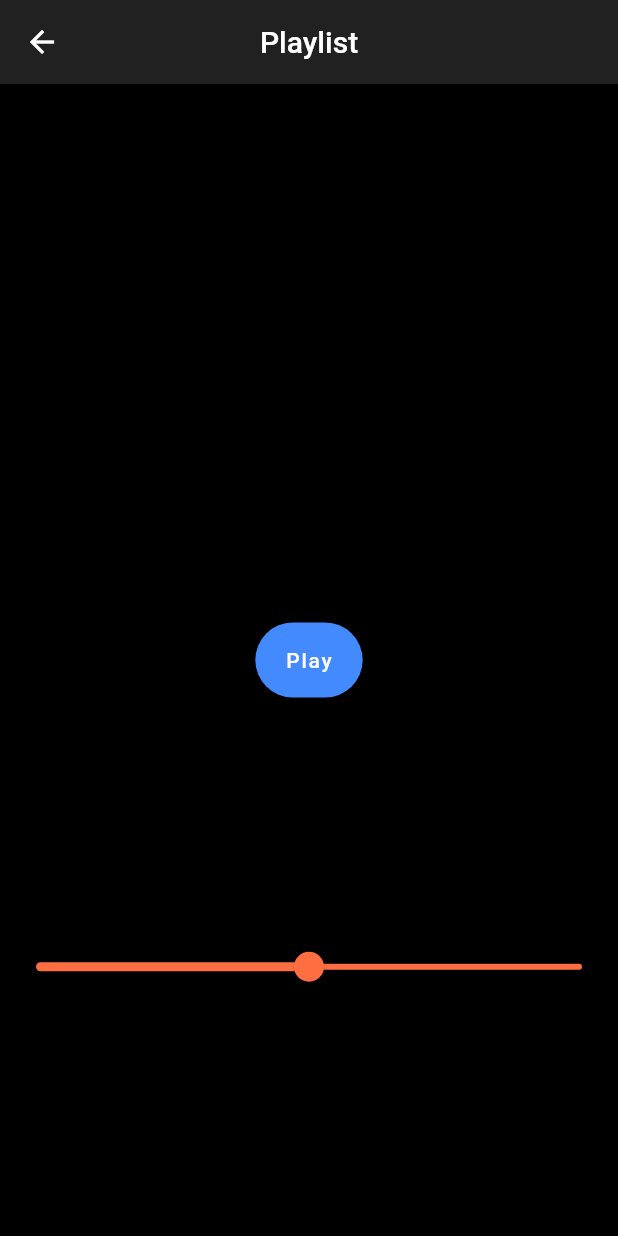
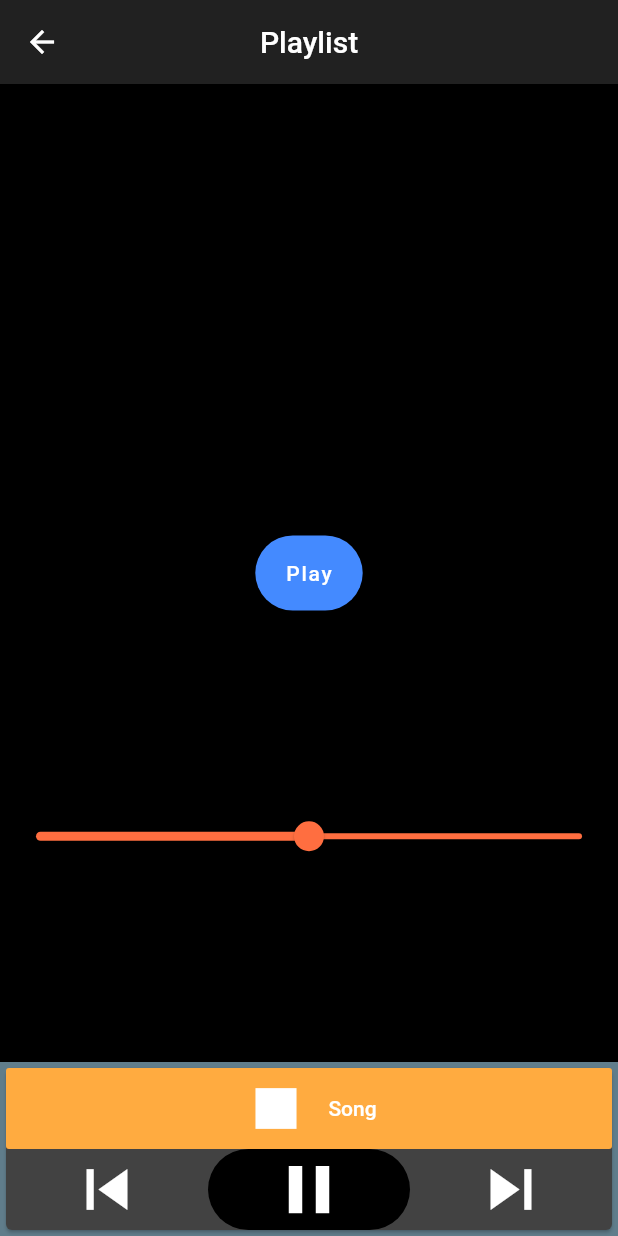
Before and after one commit to koalazub/aura_app, a Flutter app: the Playlist screen opened directly, on a phone screen of 412 x 824 dp. Run offline on Flutter 3.47's test engine with Material 2 defaults, Android fonts, the phone set to English and light mode, and no system bars; our stand-ins replace audioplayers, cloud_firestore, firebase_storage; accounts and stored records are empty.

Commit message:
Added Features:
- Animations to Play/Pause
- MusicPlayer class renamed to MusicLibrary
- MusicPlayerHUD now separate class from MusicLibrary
- Sort button toggles CheckboxPlaylist
- Playlist button now takes you to Playlist screen

```diff
--- a/lib/HomeScreen.dart
+++ b/lib/HomeScreen.dart
@@ -1,4 +1,4 @@
-import 'package:aura_app/MusicPlayer.dart';
+import 'package:aura_app/musicLibrary.dart';
 import 'package:flutter/material.dart';
 
 class HomeScreen extends StatelessWidget {
@@ -14,7 +14,7 @@ class HomeScreen extends StatelessWidget {
       body: ListView(
         children: <Widget>[
           soundScapeTile(
-              'soundScapeTitle', 'soundScapeSubtitle', context, MusicPlayer())
+              'soundScapeTitle', 'soundScapeSubtitle', context, MusicLibrary())
         ],
       ),
     );
--- a/lib/SplashScreen.dart
+++ b/lib/SplashScreen.dart
@@ -1,6 +1,6 @@
 import 'dart:async';
 
-import 'package:aura_app/HomeScreen.dart';
+import 'package:aura_app/musicLibrary.dart';
 import 'package:flutter/material.dart';
 
 class SplashScreen extends StatefulWidget {
@@ -25,7 +25,7 @@ class _SplashScreenState extends State<SplashScreen> {
 
   onDoneLoading() async {
     Navigator.of(context)
-        .push(MaterialPageRoute(builder: (context) => HomeScreen()));
+        .push(MaterialPageRoute(builder: (context) => MusicLibrary()));
   }
 
   @override
--- /dev/null
+++ b/lib/musicPlayerHUD.dart
@@ -0,0 +1,183 @@
+import 'package:aura_app/playlistCheckbox.dart';
+import 'package:flutter/cupertino.dart';
+import 'package:flutter/material.dart';
+import 'package:provider/provider.dart';
+
+import 'MusicLibraryManager.dart';
+import 'animatHudIcon.dart';
+
+class MusicPlayerHUD extends StatefulWidget {
+  final BuildContext context;
+
+  MusicPlayerHUD(this.context);
+
+  @override
+  State<StatefulWidget> createState() => _MusicPlayerHUD(this.context);
+}
+
+class _MusicPlayerHUD extends State<MusicPlayerHUD>
+    with SingleTickerProviderStateMixin {
+  Color defaultIconColor = Colors.white;
+
+  IconData playArrow = Icons.play_arrow;
+
+  _MusicPlayerHUD(BuildContext context);
+
+  Color get nowPlayingColor => null;
+
+  bool isPlay = false;
+
+  Color backgroundColor = Colors.black;
+
+  double iconDefaultSize = 54;
+
+  double playIconSize = 54.0;
+  AnimationController animationController;
+
+  @override
+  void initState() {
+    super.initState();
+    animationController = new AnimationController(
+        duration: new Duration(milliseconds: 300), vsync: this);
+
+    animationController.addListener(() {
+      this.setState(() {});
+    });
+  }
+
+  void dispose() {
+    super.dispose();
+    animationController?.dispose();
+  }
+
+  @override
+  Widget build(BuildContext context) {
+    final checkedItemsCounter = Provider.of<CheckedItemsCounter>(context);
+    return musicHUD(context, checkedItemsCounter);
+  }
+
+  AnimatedIconData animatedIconData = AnimatedIcons.add_event;
+
+  AnimatedHudIcon animatedHudIcon = AnimatedHudIcon(AnimatedIcons.add_event);
+  bool isAnimated = false;
+
+  Container musicHUD(
+      BuildContext context, CheckedItemsCounter checkedItemsCounter) {
+    Duration beginning = new Duration(milliseconds: 0);
+    return Container(
+      alignment: Alignment.center,
+      color: Colors.blueGrey,
+      child: Card(
+        child: Column(
+          crossAxisAlignment: CrossAxisAlignment.stretch,
+          children: <Widget>[
+            FlatButton.icon(
+              onPressed: () {
+                PlayMusic.audioPlayer.stop();
+              },
+              label: songLabel(PlayMusic.getSongName()),
+              color: updatePlayColor(isPlay, nowPlayingColor),
+              icon: Icon(Icons.stop, color: Colors.white, size: 54.0),
+            ),
+            Row(
+              //TODO strip functionality
+              mainAxisAlignment: MainAxisAlignment.center,
+              children: <Widget>[
+                defaultPlaybackIcon(Icons.skip_previous, defaultIconColor,
+                    iconDefaultSize, PlayMusic.audioPlayer.seek(beginning)),
+                playIcon(playArrow),
+                defaultPlaybackIcon(Icons.skip_next, defaultIconColor,
+                    iconDefaultSize, PlayMusic.audioPlayer.play(null))
+//                defaultPlaybackIcon(Icons.fast_forward, defaultIconColour,
+//                    iconDefaultSize, null),
+              ],
+            ),
+//              SliderClass(2, 3.0, 3.0)
+          ],
+        ),
+      ),
+    );
+  }
+
+  Expanded playIcon(IconData defaultPlayIcon) {
+    return Expanded(
+      child: Container(
+        decoration: BoxDecoration(
+            color: backgroundColor, borderRadius: BorderRadius.circular(100.0)),
+        child: FlatButton(
+          onPressed: () {
+            setState(() {
+              flipAnimation();
+              toggleIsAnimated();
+              toggleIsPlaying();
+            });
+          },
+          child: AnimatedIcon(
+            icon: AnimatedIcons.pause_play,
+            progress: animationController,
+            size: playIconSize,
+            color: defaultIconColor,
+          ),
+        ),
+      ),
+    );
+  }
+
+  void flipAnimation() => isAnimated
+      ? animationController.forward()
+      : animationController.reverse();
+
+  void toggleIsAnimated() => isAnimated = !isAnimated;
+
+  IconData updatePlayIcon(bool isPlaying, IconData defaultIcon) {
+    if (isPlaying) {
+      defaultIcon = Icons.pause;
+      PlayMusic.audioPlayer.resume();
+    } else {
+      defaultIcon = Icons.play_arrow;
+      PlayMusic.audioPlayer.pause();
+    }
+    return defaultIcon;
+  }
+
+  void toggleIsPlaying() => isPlay ? isPlay = false : isPlay = true;
+
+  Text songLabel(String songTitle) {
+    try {
+      return Text(
+        songTitle,
+        overflow: TextOverflow.ellipsis,
+        style: TextStyle(color: defaultIconColor),
+      );
+    } catch (e) {
+      print('Exception caught, issue with song read. ');
+      return Text('Song', overflow: TextOverflow.fade);
+    }
+  }
+
+  Expanded defaultPlaybackIcon(
+          IconData icon, Color defaultIconColor, double iconSize, function) =>
+      Expanded(
+        child: Column(
+          children: <Widget>[
+            Container(
+              child: FlatButton(
+                child: Icon(
+                  icon,
+                  color: defaultIconColor,
+                  size: iconSize,
+                ),
+                onPressed: () {
+                  function();
+                },
+              ),
+            ),
+          ],
+        ),
+      );
+
+  Color updatePlayColor(bool isPlay, Color someColor) {
+    isPlay ? someColor = Colors.blueAccent : someColor = Colors.orangeAccent;
+    return someColor;
+  }
+}
--- a/lib/playlist.dart
+++ b/lib/playlist.dart
@@ -1,5 +1,6 @@
 import 'package:aura_app/MusicLibraryManager.dart';
 import 'package:aura_app/Slider.dart';
+import 'package:aura_app/musicPlayerHUD.dart';
 import 'package:flutter/material.dart';
 
 class Playlist extends StatefulWidget {
@@ -21,6 +22,7 @@ class _Playlist extends State<Playlist> with SingleTickerProviderStateMixin {
 
   @override
   Widget build(BuildContext context) {
+    final MusicPlayerHUD musicPlayerHUD = MusicPlayerHUD(context);
     return Scaffold(
         backgroundColor: Colors.black,
         appBar: AppBar(
@@ -46,6 +48,7 @@ class _Playlist extends State<Playlist> with SingleTickerProviderStateMixin {
               ),
             ),
             Expanded(child: SliderClass(2, 10.0, 5.0, playlist)),
+            musicPlayerHUD
           ],
         ));
   }
--- a/lib/playlistCheckbox.dart
+++ b/lib/playlistCheckbox.dart
@@ -68,14 +68,14 @@ class _Checkbox extends State<Checkbox> {
 
 class CheckedItemsCounter with ChangeNotifier {
   List<String> checkedItem = List<String>();
-  bool isCheckboxFloat = false;
+  bool isCheckboxVisible = true;
 
   void addCheckedItemToList(String checkedSong) {
     checkedItem.add(checkedSong);
 
     print(checkedItem.length);
     if (checkedItem.length > 0) {
-      isCheckboxFloat = true;
+      isCheckboxVisible = true;
     }
     notifyListeners();
   }
@@ -84,17 +84,19 @@ class CheckedItemsCounter with ChangeNotifier {
     checkedItem.remove(checkedSong);
     print(checkedItem.length);
     if (checkedItem.length < 3) {
-      isCheckboxFloat = false;
+      isCheckboxVisible = true;
     }
     notifyListeners();
   }
 
+  //TODO function deprecated - untangle and remo ve
   void flushPlaylist() => checkedItem.clear();
   bool inPlaylistMode = false;
+
   Visibility checkboxFloatingAction(BuildContext context) {
     final activePlayButton = Provider.of<CheckedItemsCounter>(context);
     List<String> storedList = checkedItem;
-    if (isCheckboxFloat)
+    if (isCheckboxVisible)
       return Visibility(
         visible: activePlayButton.inPlaylistMode,
         child: FloatingActionButton(
```
Also changed, not shown: lib/MusicPlayer.dart (deleted, +0 -184 lines), lib/animatHudIcon.dart (added, +52 -0 lines), lib/musicLibrary.dart (added, +108 -0 lines).
